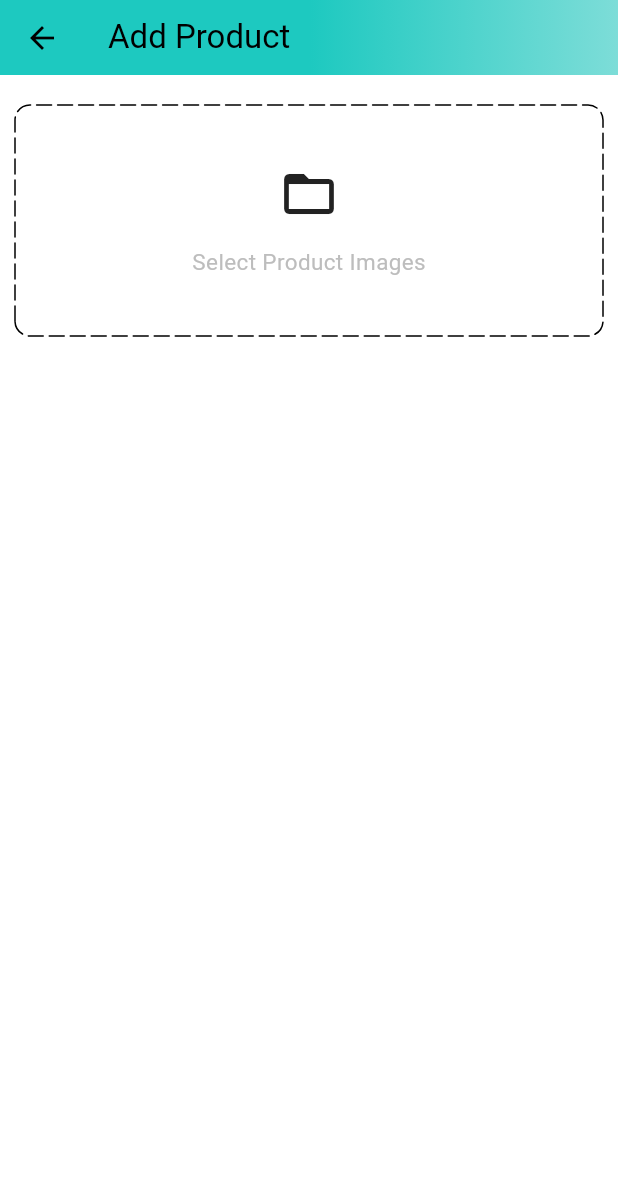
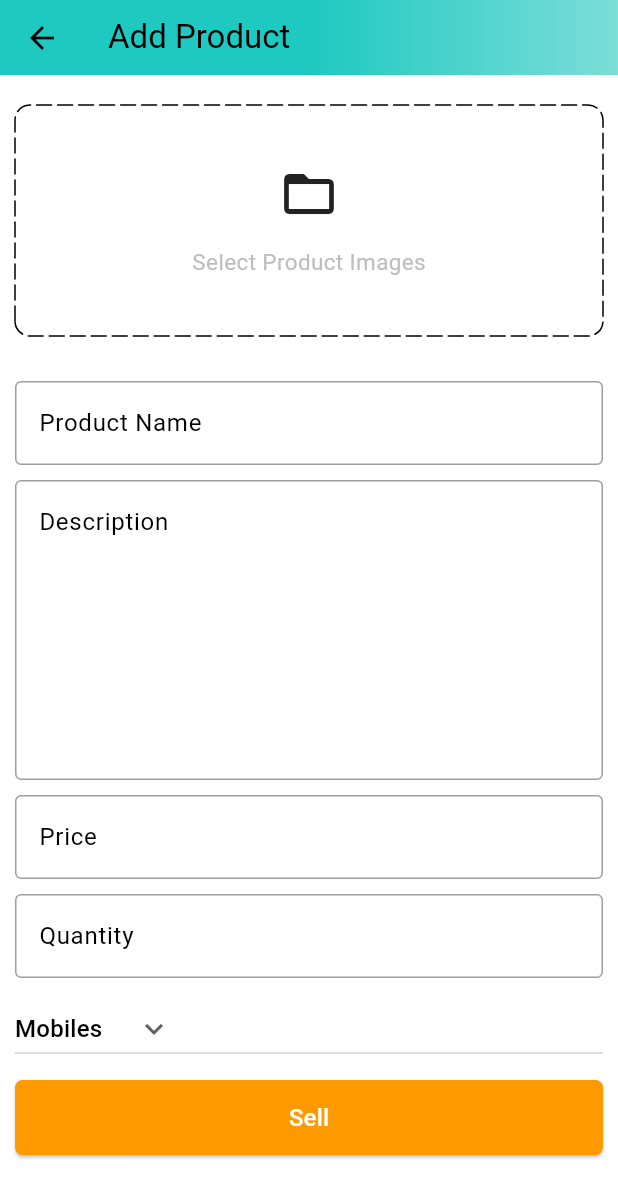
Before and after one commit to apaparun/amazon_clone, a Flutter app: the AddProductScreen screen opened directly, on a phone screen of 412 x 824 dp. Shown: the top 1198 px of the screen. Run offline on Flutter 3.47's test engine with Material 3 defaults, Android fonts, the phone set to English and light mode, and no system bars; drawn by our look-alikes of dotted_border; our stand-ins replace badges, carousel_slider, file_picker, shared_preferences; missing offline and left inert: cloudinary_public; accounts and stored records are empty.

Commit message:
added product screen ui, file picker and image cloud package

```diff
--- a/lib/common/widget/custom_textfield.dart
+++ b/lib/common/widget/custom_textfield.dart
@@ -3,16 +3,21 @@ import 'package:flutter/material.dart';
 class CustomFormField extends StatelessWidget {
   final TextEditingController controller;
   final String hinttext;
+  final int maxLines;
   const CustomFormField(
-      {super.key, required this.controller, required this.hinttext});
+      {super.key,
+      required this.controller,
+      required this.hinttext,
+      this.maxLines = 1});
 
   @override
   Widget build(BuildContext context) {
     return TextFormField(
       controller: controller,
+      maxLines: maxLines,
       decoration: InputDecoration(
-        // hintText: hinttext,
-        labelText: hinttext,
+        hintText: hinttext,
+        // labelText: hinttext,
         border: const OutlineInputBorder(
           borderSide: BorderSide(
             color: Colors.black38,
--- a/lib/features/admin/screens/add_product_screen.dart
+++ b/lib/features/admin/screens/add_product_screen.dart
@@ -1,6 +1,13 @@
+import 'dart:io';
+
 import 'package:amazon_clone/Constants/global_variables.dart';
+import 'package:amazon_clone/Constants/utils.dart';
+import 'package:amazon_clone/common/widget/custom_button.dart';
+import 'package:amazon_clone/common/widget/custom_textfield.dart';
+import 'package:carousel_slider/carousel_slider.dart';
 import 'package:dotted_border/dotted_border.dart';
 import 'package:flutter/material.dart';
+import 'package:flutter/widgets.dart';
 
 class AddProductScreen extends StatefulWidget {
   static const String routName = "/add-products";
@@ -11,6 +18,36 @@ class AddProductScreen extends StatefulWidget {
 }
 
 class _AddProductScreenState extends State<AddProductScreen> {
+  final TextEditingController productNameCtrl = TextEditingController();
+  final TextEditingController descriptionCtrl = TextEditingController();
+  final TextEditingController priceCtrl = TextEditingController();
+  final TextEditingController quantityCtrl = TextEditingController();
+  String category = 'Mobiles';
+  List<File> images = [];
+  @override
+  void dispose() {
+    productNameCtrl.dispose();
+    descriptionCtrl.dispose();
+    priceCtrl.dispose();
+    quantityCtrl.dispose();
+    super.dispose();
+  }
+
+  List<String> productCategories = [
+    'Mobiles',
+    'Essentials',
+    'Appliances',
+    'Books',
+    'Fashion',
+  ];
+
+  void selectImages() async {
+    var res = await pickImages();
+    setState(() {
+      images = res;
+    });
+  }
+
   @override
   Widget build(BuildContext context) {
     return Scaffold(
@@ -36,7 +73,22 @@ class _AddProductScreenState extends State<AddProductScreen> {
               const SizedBox(
                 height: 20,
               ),
-              DottedBorder(
+              images.isNotEmpty
+                  ? CarouselSlider(
+                      items: images.map((e) {
+                        return Builder(
+                            builder: (BuildContext context) => Image.file(
+                                  e,
+                                  fit: BoxFit.cover,
+                                  height: 200,
+                                ));
+                      }).toList(),
+                      options:
+                          CarouselOptions(viewportFraction: 1, height: 200),
+                    )
+                  : GestureDetector(
+                      onTap: selectImages,
+                      child: DottedBorder(
                         borderType: BorderType.RRect,
                         radius: const Radius.circular(10),
                         dashPattern: const [10, 4],
@@ -44,8 +96,8 @@ class _AddProductScreenState extends State<AddProductScreen> {
                         child: Container(
                           width: double.infinity,
                           height: 150,
-                  decoration:
-                      BoxDecoration(borderRadius: BorderRadius.circular(10)),
+                          decoration: BoxDecoration(
+                              borderRadius: BorderRadius.circular(10)),
                           child: Column(
                             mainAxisAlignment: MainAxisAlignment.center,
                             children: [
@@ -65,9 +117,45 @@ class _AddProductScreenState extends State<AddProductScreen> {
                           ),
                         ),
                       ),
-              const SizedBox(
-                height: 30,
-              )
+                    ),
+              const SizedBox(height: 30),
+              CustomFormField(
+                controller: productNameCtrl,
+                hinttext: "Product Name",
+              ),
+              const SizedBox(height: 10),
+              CustomFormField(
+                controller: descriptionCtrl,
+                hinttext: "Description",
+                maxLines: 7,
+              ),
+              const SizedBox(height: 10),
+              CustomFormField(
+                controller: priceCtrl,
+                hinttext: "Price",
+              ),
+              const SizedBox(height: 10),
+              CustomFormField(
+                controller: quantityCtrl,
+                hinttext: "Quantity",
+              ),
+              const SizedBox(height: 10),
+              SizedBox(
+                width: double.infinity,
+                child: DropdownButton(
+                    value: category,
+                    icon: const Icon(Icons.keyboard_arrow_down),
+                    items: productCategories.map((String item) {
+                      return DropdownMenuItem(value: item, child: Text(item));
+                    }).toList(),
+                    onChanged: (String? newValue) {
+                      setState(() {
+                        category = newValue!;
+                      });
+                    }),
+              ),
+              const SizedBox(height: 10),
+              CustomButton(text: "Sell", onTap: () {})
             ],
           ),
         )),
--- a/pubspec.yaml
+++ b/pubspec.yaml
@@ -40,6 +40,8 @@ dependencies:
   badges: ^3.1.2
   carousel_slider: ^4.2.1
   dotted_border: ^2.1.0
+  file_picker: ^8.0.0+1
+  cloudinary_public: ^0.23.1
 
 dev_dependencies:
   flutter_test:
```
Also changed, not shown: lib/Constants/utils.dart (+26 -1 lines), lib/features/admin/services/admin_services.dart (added, +29 -0 lines), pubspec.lock, 1 other file. Lines whose indentation alone changed are shown as unchanged.
